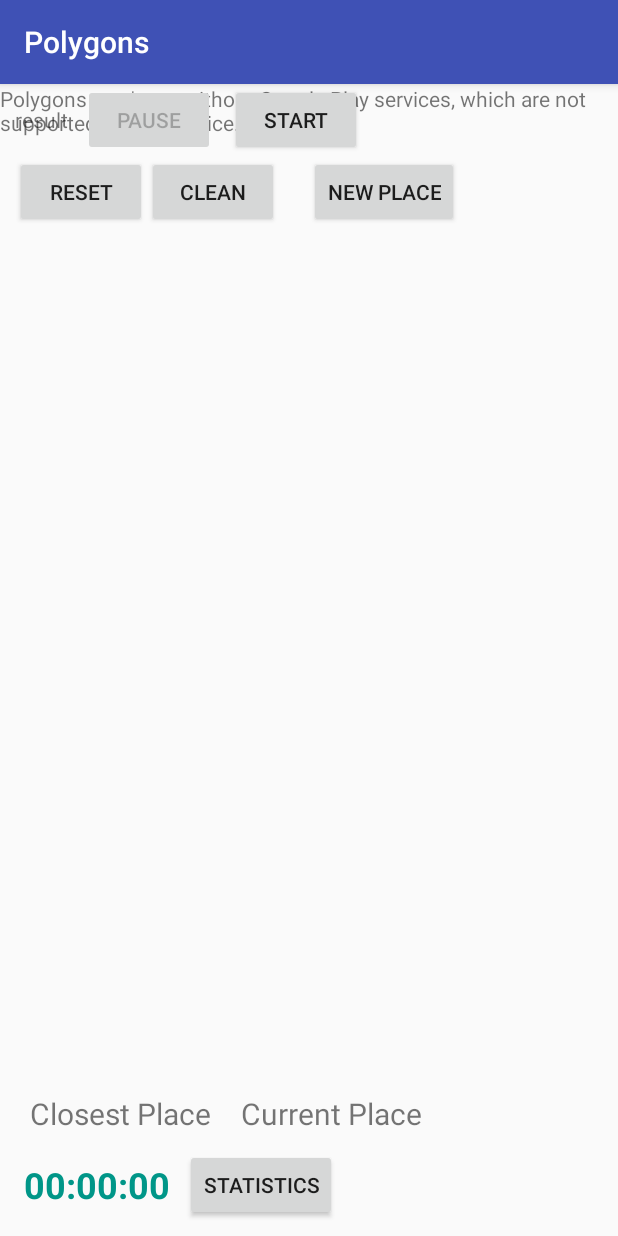
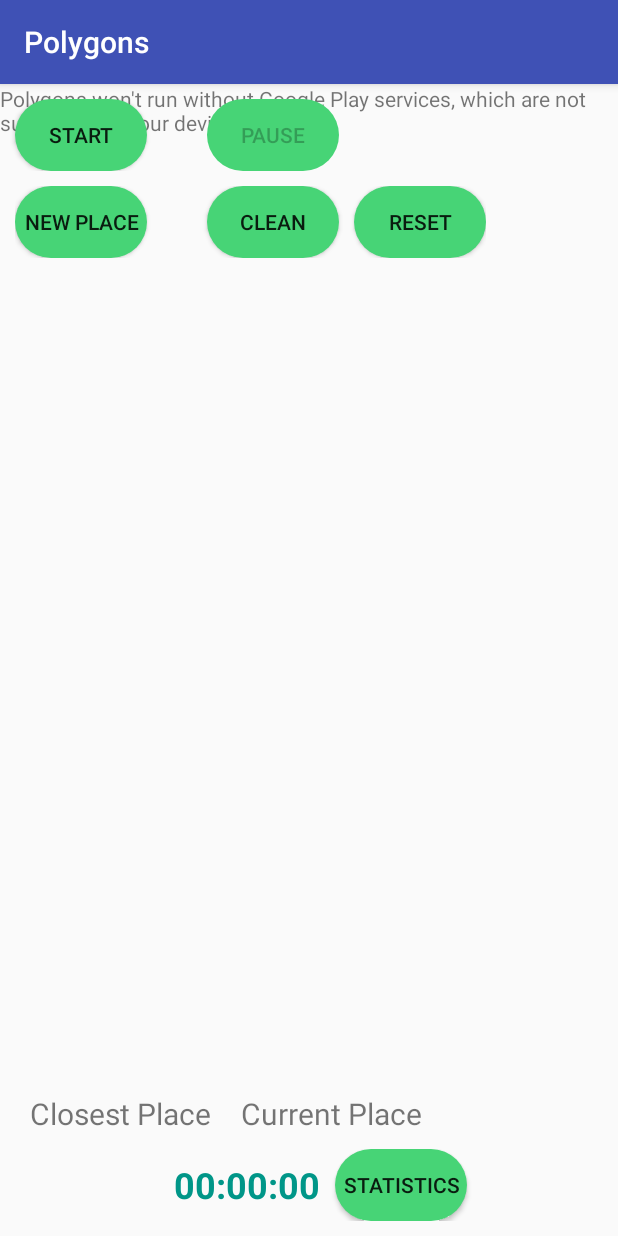
Before and after one commit to mamadalii/Location_Tracker, an Android app: the screen it shows after launch (PolyActivity), on a phone screen of 412 x 824 dp. Run offline under Robolectric (Android 15) with nearby library versions, the phone set to English and light mode, and no system bars.

Commit message:
make a xml file in drawable and modify position and appearance buttons in activitey_maps.xml

```diff
--- a/app/src/main/java/com/example/polygons/PolyActivity.java
+++ b/app/src/main/java/com/example/polygons/PolyActivity.java
@@ -202,7 +202,6 @@ public class PolyActivity extends AppCompatActivity
         resultHandler = new Handler();
         tvClosePlace = findViewById(R.id.tv_closest_place);
         tvUserPlace = findViewById(R.id.tv_current_place);
-        tvResult = findViewById(R.id.result_text_view);
     }
 
     private void setStartButtonReset() {
--- /dev/null
+++ b/app/src/main/res/drawable-nodpi/btn_rounded.xml
@@ -0,0 +1,6 @@
+<?xml version="1.0" encoding="utf-8"?>
+<shape xmlns:android="http://schemas.android.com/apk/res/android"
+    android:shape="rectangle">
+    <solid android:color="#47D476" />
+    <corners android:radius="50dp" />
+</shape>
--- a/app/src/main/res/layout/activity_maps.xml
+++ b/app/src/main/res/layout/activity_maps.xml
@@ -26,29 +26,28 @@ android:orientation="vertical" >
 <LinearLayout
     android:layout_width="wrap_content"
     android:layout_height="wrap_content"
+    android:layout_marginTop="10dp"
     android:orientation="horizontal">
 
-
-    <TextView
+    <Button
+        android:id="@+id/start"
         android:layout_width="wrap_content"
         android:layout_height="wrap_content"
-        android:text="result"
-        android:id="@+id/result_text_view"
-        android:layout_marginLeft="10dp" />
+        android:layout_marginLeft="10dp"
+        android:layout_marginRight="30dp"
+        android:background="@drawable/btn_rounded"
+        android:text="START"
+
+        />
+
 
     <Button
         android:id="@+id/btnPause"
         android:layout_width="wrap_content"
         android:layout_height="wrap_content"
         android:layout_marginLeft="10dp"
+        android:background="@drawable/btn_rounded"
         android:text="Pause" />
-    <Button
-        android:id="@+id/start"
-        android:layout_width="wrap_content"
-        android:layout_height="wrap_content"
-        android:layout_marginLeft="10dp"
-        android:layout_marginRight="30dp"
-        android:text="START" />
 
 
 </LinearLayout>
@@ -56,40 +55,45 @@ android:orientation="vertical" >
         <LinearLayout
             android:layout_width="wrap_content"
             android:layout_height="wrap_content"
+            android:layout_margin="10dp"
             android:orientation="horizontal">
 
+            <Button
+                android:id="@+id/button_id"
+                android:layout_width="wrap_content"
+                android:layout_height="wrap_content"
+                android:layout_marginLeft="0dp"
+                android:background="@drawable/btn_rounded"
+                android:onClick="buttonFunction"
+                android:text="New Place" />
+
+            <Button
+                android:id="@+id/btnClean"
+                android:layout_width="wrap_content"
+                android:layout_height="wrap_content"
+                android:layout_marginLeft="40dp"
+                android:background="@drawable/btn_rounded"
+                android:text="clean" />
             <Button
                 android:id="@+id/btnReset"
                 android:layout_width="wrap_content"
                 android:layout_height="wrap_content"
                 android:layout_marginLeft="10dp"
+                android:background="@drawable/btn_rounded"
                 android:text="Reset" />
 
-            <Button
-                android:id="@+id/btnClean"
-                android:layout_width="wrap_content"
-                android:layout_height="wrap_content"
-                android:text="clean" />
-
-            <Button
-                android:id="@+id/button_id"
-                android:layout_width="wrap_content"
-                android:layout_height="wrap_content"
-                android:layout_marginLeft="20dp"
-                android:onClick="buttonFunction"
-                android:text="New Place" />
 
         </LinearLayout>
     </LinearLayout>
 
     <LinearLayout
-        android:layout_width="wrap_content"
+        android:layout_width="match_parent"
         android:layout_height="wrap_content"
         android:layout_alignParentBottom="true"
         android:orientation="vertical">
 
         <LinearLayout
-            android:layout_width="wrap_content"
+            android:layout_width="match_parent"
             android:layout_height="wrap_content"
             android:layout_marginBottom="10dp"
             android:orientation="horizontal">
@@ -112,7 +116,7 @@ android:orientation="vertical" >
         </LinearLayout>
 
         <LinearLayout
-            android:layout_width="wrap_content"
+            android:layout_width="match_parent"
             android:layout_height="wrap_content"
             android:layout_alignParentBottom="true"
             android:layout_marginBottom="10dp"
@@ -133,9 +137,11 @@ android:orientation="vertical" >
 
             <Button
                 android:id="@+id/btnstatistics"
-                android:layout_width="match_parent"
+                android:layout_width="wrap_content"
                 android:layout_height="wrap_content"
+                android:layout_gravity="center_horizontal"
                 android:layout_marginLeft="10dp"
+                android:background="@drawable/btn_rounded"
                 android:text="Statistics" />
         </LinearLayout>
 
```
